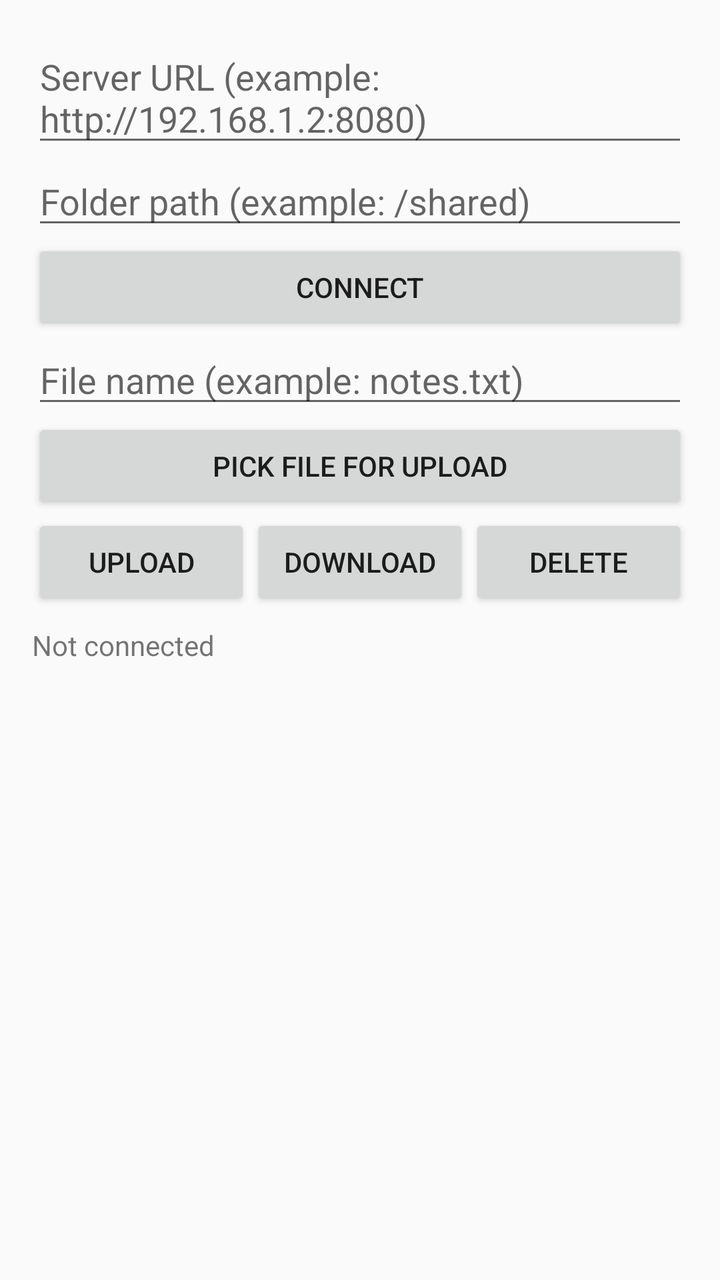
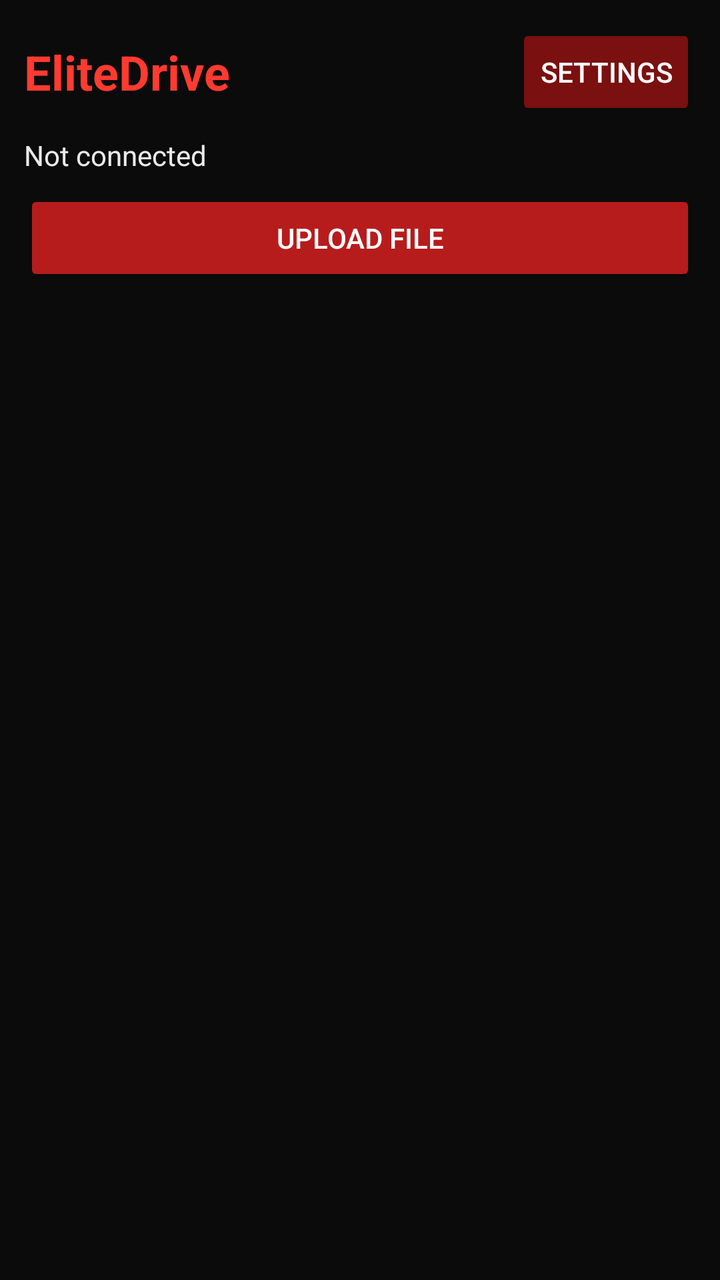

An Android layout rendered at two revisions. The XML below is the earlier revision; the diff shows what the commit changed to produce the second picture.
<!-- AndroidManifest.xml: application theme Theme.AppCompat.Light.NoActionBar -->
<!-- res/layout/activity_main.xml -->
<?xml version="1.0" encoding="utf-8"?>
<LinearLayout xmlns:android="http://schemas.android.com/apk/res/android"
    android:layout_width="match_parent"
    android:layout_height="match_parent"
    android:orientation="vertical"
    android:padding="16dp">

    <EditText
        android:id="@+id/urlInput"
        android:layout_width="match_parent"
        android:layout_height="wrap_content"
        android:hint="Server URL (example: http://192.168.1.2:8080)" />

    <EditText
        android:id="@+id/pathInput"
        android:layout_width="match_parent"
        android:layout_height="wrap_content"
        android:hint="Folder path (example: /shared)" />

    <Button
        android:id="@+id/connectBtn"
        android:layout_width="match_parent"
        android:layout_height="wrap_content"
        android:text="Connect" />

    <EditText
        android:id="@+id/fileNameInput"
        android:layout_width="match_parent"
        android:layout_height="wrap_content"
        android:hint="File name (example: notes.txt)" />

    <Button
        android:id="@+id/pickFileBtn"
        android:layout_width="match_parent"
        android:layout_height="wrap_content"
        android:text="Pick File for Upload" />

    <LinearLayout
        android:layout_width="match_parent"
        android:layout_height="wrap_content"
        android:orientation="horizontal">

        <Button
            android:id="@+id/uploadBtn"
            android:layout_width="0dp"
            android:layout_height="wrap_content"
            android:layout_weight="1"
            android:text="Upload" />

        <Button
            android:id="@+id/downloadBtn"
            android:layout_width="0dp"
            android:layout_height="wrap_content"
            android:layout_weight="1"
            android:text="Download" />

        <Button
            android:id="@+id/deleteBtn"
            android:layout_width="0dp"
            android:layout_height="wrap_content"
            android:layout_weight="1"
            android:text="Delete" />
    </LinearLayout>

    <TextView
        android:id="@+id/statusText"
        android:layout_width="match_parent"
        android:layout_height="wrap_content"
        android:paddingTop="8dp"
        android:text="Not connected" />

    <androidx.recyclerview.widget.RecyclerView
        android:id="@+id/filesList"
        android:layout_width="match_parent"
        android:layout_height="0dp"
        android:layout_weight="1"
        android:paddingTop="8dp" />

</LinearLayout>
<!-- resources referenced by this layout -->
<resources>

</resources>

<!-- the commit's change to res/layout/activity_main.xml (unified diff, before → after) -->
@@ -3,77 +3,55 @@
     android:layout_width="match_parent"
     android:layout_height="match_parent"
     android:orientation="vertical"
-    android:padding="16dp">
-
-    <EditText
-        android:id="@+id/urlInput"
-        android:layout_width="match_parent"
-        android:layout_height="wrap_content"
-        android:hint="Server URL (example: http://192.168.1.2:8080)" />
-
-    <EditText
-        android:id="@+id/pathInput"
-        android:layout_width="match_parent"
-        android:layout_height="wrap_content"
-        android:hint="Folder path (example: /shared)" />
-
-    <Button
-        android:id="@+id/connectBtn"
-        android:layout_width="match_parent"
-        android:layout_height="wrap_content"
-        android:text="Connect" />
-
-    <EditText
-        android:id="@+id/fileNameInput"
-        android:layout_width="match_parent"
-        android:layout_height="wrap_content"
-        android:hint="File name (example: notes.txt)" />
-
-    <Button
-        android:id="@+id/pickFileBtn"
-        android:layout_width="match_parent"
-        android:layout_height="wrap_content"
-        android:text="Pick File for Upload" />
+    android:background="#0B0B0B"
+    android:padding="12dp">
 
     <LinearLayout
         android:layout_width="match_parent"
         android:layout_height="wrap_content"
+        android:gravity="center_vertical"
         android:orientation="horizontal">
 
-        <Button
-            android:id="@+id/uploadBtn"
+        <TextView
             android:layout_width="0dp"
             android:layout_height="wrap_content"
             android:layout_weight="1"
-            android:text="Upload" />
+            android:text="EliteDrive"
+            android:textColor="#FF3B30"
+            android:textSize="24sp"
+            android:textStyle="bold" />
 
         <Button
-            android:id="@+id/downloadBtn"
-            android:layout_width="0dp"
+            android:id="@+id/settingsBtn"
+            android:layout_width="wrap_content"
             android:layout_height="wrap_content"
-            android:layout_weight="1"
-            android:text="Download" />
-
-        <Button
-            android:id="@+id/deleteBtn"
-            android:layout_width="0dp"
-            android:layout_height="wrap_content"
-            android:layout_weight="1"
-            android:text="Delete" />
+            android:text="Settings"
+            android:textColor="#FFFFFF"
+            android:backgroundTint="#7A1010" />
     </LinearLayout>
 
     <TextView
         android:id="@+id/statusText"
         android:layout_width="match_parent"
         android:layout_height="wrap_content"
-        android:paddingTop="8dp"
-        android:text="Not connected" />
+        android:layout_marginTop="8dp"
+        android:text="Not connected"
+        android:textColor="#EAEAEA" />
+
+    <Button
+        android:id="@+id/uploadPickBtn"
+        android:layout_width="match_parent"
+        android:layout_height="wrap_content"
+        android:layout_marginTop="8dp"
+        android:text="Upload File"
+        android:textColor="#FFFFFF"
+        android:backgroundTint="#B71C1C" />
 
     <androidx.recyclerview.widget.RecyclerView
         android:id="@+id/filesList"
         android:layout_width="match_parent"
         android:layout_height="0dp"
-        android:layout_weight="1"
-        android:paddingTop="8dp" />
+        android:layout_marginTop="10dp"
+        android:layout_weight="1" />
 
 </LinearLayout>
